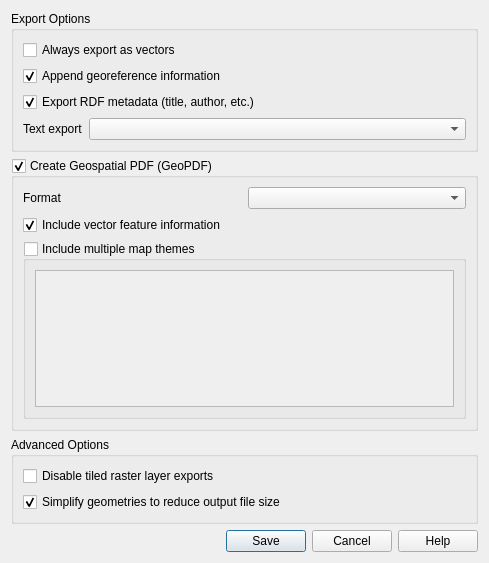
qgis/QGIS, file src/ui/layout/qgspdfexportoptions.ui: the form before one commit.
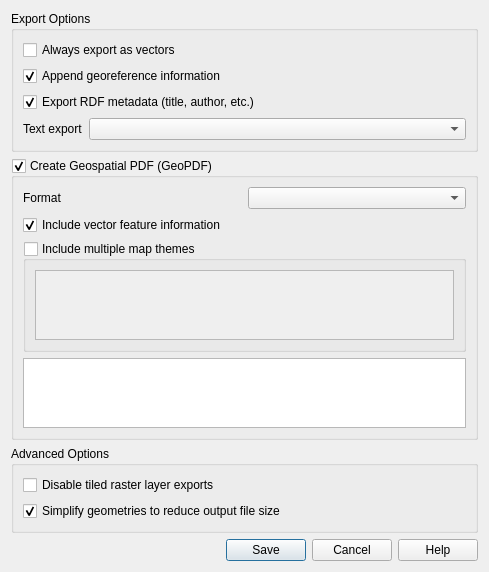
The form after the commit. Custom widgets are drawn as their Qt base class.

Commit message:
[FEATURE] Add UI for configuring layer-by-layer export attributes and layer groups to GeoPDF export
Allows users to set on a layer-by-layer basis whether layers should be identifiable
and include vector features in a GeoPDF export, and optionally whether to group multiple
layers together into a single logical, switchable entry in the GeoPDF layer tree.

What changed in the file:
```diff
--- a/src/ui/layout/qgspdfexportoptions.ui
+++ b/src/ui/layout/qgspdfexportoptions.ui
@@ -7,7 +7,7 @@
     <x>0</x>
     <y>0</y>
     <width>489</width>
-    <height>563</height>
+    <height>484</height>
    </rect>
   </property>
   <property name="windowTitle">
@@ -159,6 +159,13 @@
         </widget>
        </widget>
       </item>
+      <item>
+       <widget class="QTreeView" name="mGeoPdfStructureTree">
+        <property name="headerHidden">
+         <bool>true</bool>
+        </property>
+       </widget>
+      </item>
      </layout>
     </widget>
    </item>
@@ -194,19 +201,6 @@
      </layout>
     </widget>
    </item>
-   <item>
-    <spacer name="verticalSpacer">
-     <property name="orientation">
-      <enum>Qt::Vertical</enum>
-     </property>
-     <property name="sizeHint" stdset="0">
-      <size>
-       <width>20</width>
-       <height>40</height>
-      </size>
-     </property>
-    </spacer>
-   </item>
    <item>
     <widget class="QDialogButtonBox" name="buttonBox">
      <property name="orientation">
```
Left out of the diff: 2 changed lines with no effect on the pictures. The commit also changes 4 other files.
